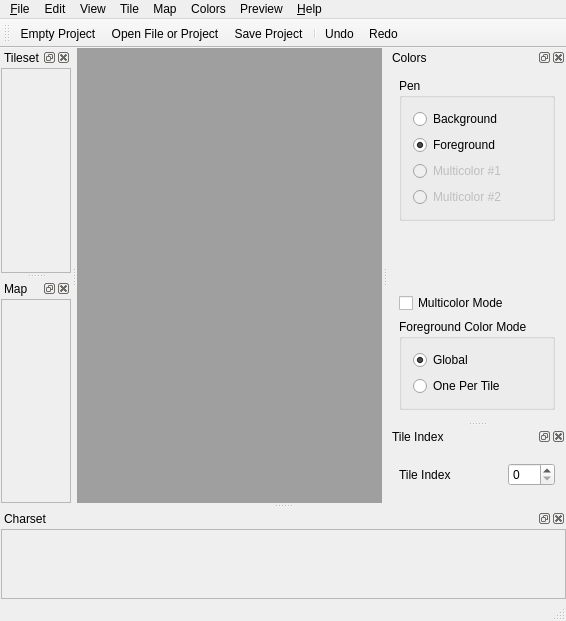
This is src/mainwindow.ui in ricardoquesada/vchar64 as Qt 5 draws it before an edit. The edited form follows.
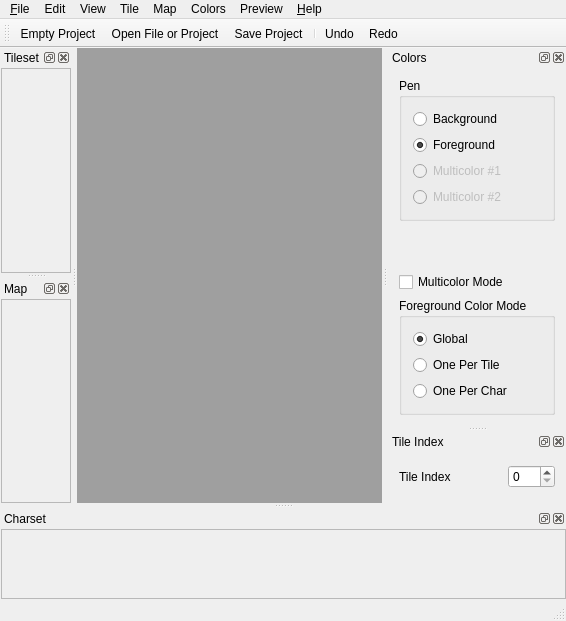
This is the edited form. Icons and pictures are not drawn. Custom widgets are drawn as their Qt base class.

Commit message: Add per-char foreground colors (One Per Char mode)

Diff of the .ui file:
```diff
--- a/src/mainwindow.ui
+++ b/src/mainwindow.ui
@@ -349,6 +349,16 @@
           </property>
          </widget>
         </item>
+        <item>
+         <widget class="QRadioButton" name="radioButton_charColorPerMapCell">
+          <property name="text">
+           <string>One Per Char</string>
+          </property>
+          <property name="toolTip">
+           <string>Each map cell has its own color, like the C64 color RAM ($d800)</string>
+          </property>
+         </widget>
+        </item>
        </layout>
       </widget>
      </item>
```
The commit also changes 17 other files.
